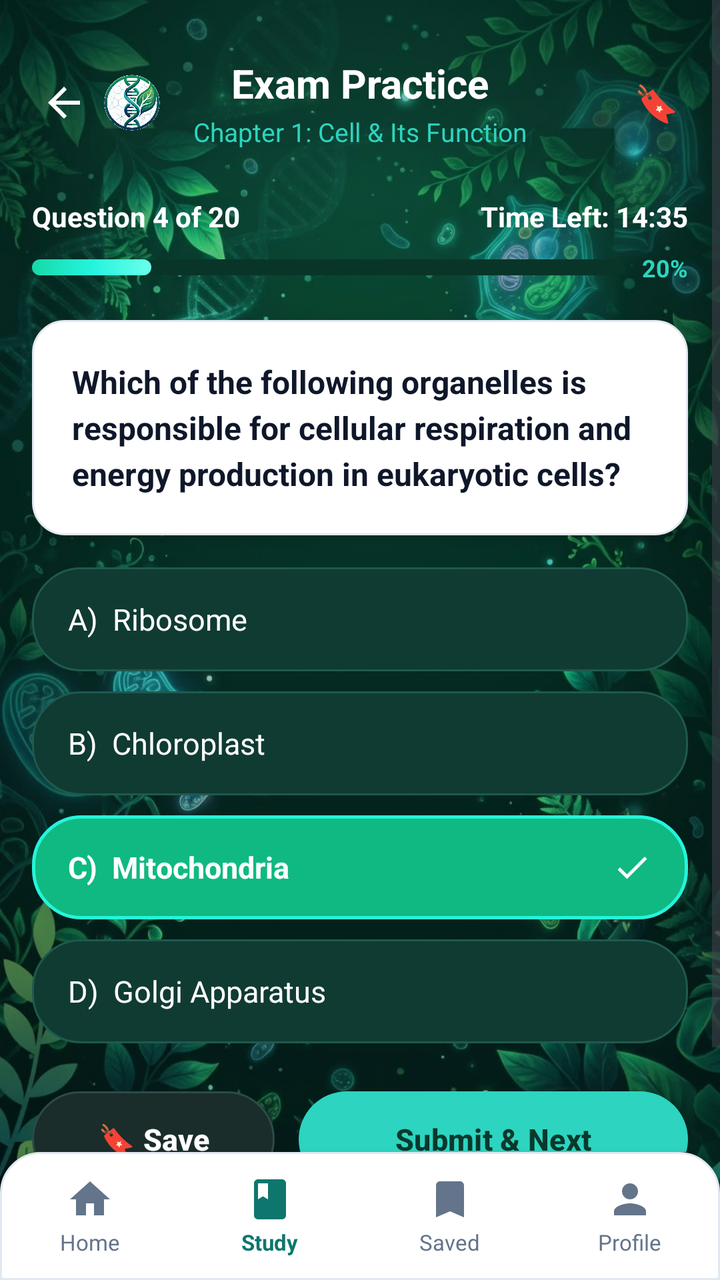
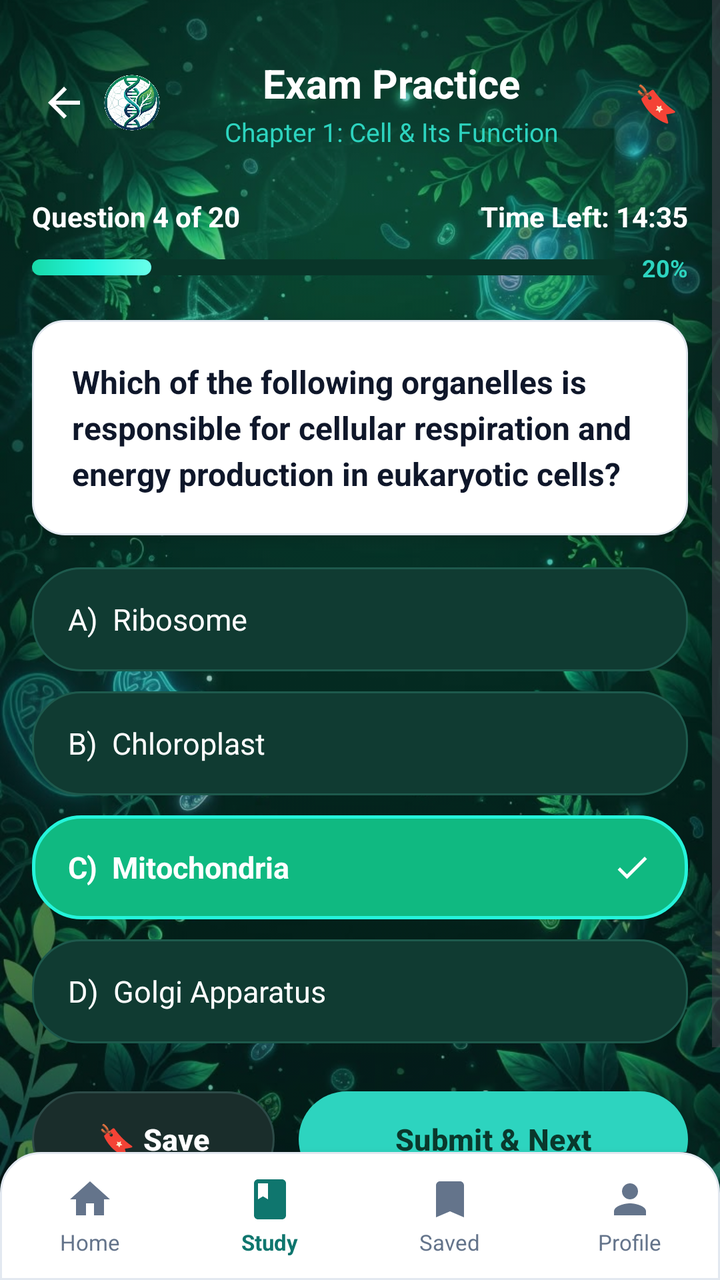

Two renders of the same Android screen: before a commit and after it. Below are the layout's source before the change and the commit's diff.
<!-- AndroidManifest.xml: application theme Theme.BioPrepAcademicStudyGuide -->
<!-- res/layout/activity_quiz.xml -->
<?xml version="1.0" encoding="utf-8"?>
<androidx.constraintlayout.widget.ConstraintLayout xmlns:android="http://schemas.android.com/apk/res/android"
    xmlns:app="http://schemas.android.com/apk/res-auto"
    xmlns:tools="http://schemas.android.com/tools"
    android:id="@+id/layoutQuizRoot"
    android:layout_width="match_parent"
    android:layout_height="match_parent"
    android:background="@color/bio_surface">

    
    <ImageView
        android:id="@+id/ivQuizBackground"
        android:layout_width="0dp"
        android:layout_height="0dp"
        android:alpha="0.85"
        android:importantForAccessibility="no"
        android:scaleType="centerCrop"
        android:src="@drawable/bg_stitch_biology"
        app:layout_constraintBottom_toBottomOf="parent"
        app:layout_constraintEnd_toEndOf="parent"
        app:layout_constraintStart_toStartOf="parent"
        app:layout_constraintTop_toTopOf="parent" />

    <View
        android:layout_width="0dp"
        android:layout_height="0dp"
        android:background="#22001713"
        app:layout_constraintBottom_toBottomOf="parent"
        app:layout_constraintEnd_toEndOf="parent"
        app:layout_constraintStart_toStartOf="parent"
        app:layout_constraintTop_toTopOf="parent" />

    
    <ScrollView
        android:layout_width="0dp"
        android:layout_height="0dp"
        android:fillViewport="true"
        app:layout_constraintBottom_toTopOf="@id/bottomNavBar"
        app:layout_constraintEnd_toEndOf="parent"
        app:layout_constraintStart_toStartOf="parent"
        app:layout_constraintTop_toTopOf="parent">

        <LinearLayout
            android:layout_width="match_parent"
            android:layout_height="wrap_content"
            android:orientation="vertical"
            android:paddingStart="16dp"
            android:paddingTop="24dp"
            android:paddingEnd="16dp"
            android:paddingBottom="24dp">

            
            <androidx.constraintlayout.widget.ConstraintLayout
                android:layout_width="match_parent"
                android:layout_height="wrap_content"
                android:paddingTop="4dp"
                android:paddingBottom="8dp">

                
                <LinearLayout
                    android:layout_width="wrap_content"
                    android:layout_height="wrap_content"
                    android:gravity="center_vertical"
                    android:orientation="horizontal"
                    app:layout_constraintBottom_toBottomOf="parent"
                    app:layout_constraintStart_toStartOf="parent"
                    app:layout_constraintTop_toTopOf="parent">

                    <ImageButton
                        android:id="@+id/btnQuizBack"
                        android:layout_width="32dp"
                        android:layout_height="32dp"
                        android:background="?attr/selectableItemBackgroundBorderless"
                        android:contentDescription="Back"
                        android:src="@drawable/ic_arrow_back"
                        app:tint="@color/white" />

                    <ImageView
                        android:layout_width="28dp"
                        android:layout_height="28dp"
                        android:layout_marginStart="4dp"
                        android:contentDescription="BioPrep App Logo"
                        android:src="@drawable/app_logo" />
                </LinearLayout>

                
                <LinearLayout
                    android:layout_width="wrap_content"
                    android:layout_height="wrap_content"
                    android:gravity="center"
                    android:orientation="vertical"
                    app:layout_constraintBottom_toBottomOf="parent"
                    app:layout_constraintEnd_toEndOf="parent"
                    app:layout_constraintStart_toStartOf="parent"
                    app:layout_constraintTop_toTopOf="parent">

                    <TextView
                        android:id="@+id/tvQuizMainTitle"
                        android:layout_width="wrap_content"
                        android:layout_height="wrap_content"
                        android:text="Exam Practice"
                        android:textColor="@color/white"
                        android:textSize="20sp"
                        android:textStyle="bold" />

                    <TextView
                        android:id="@+id/tvChapterTitle"
                        android:layout_width="wrap_content"
                        android:layout_height="wrap_content"
                        android:layout_marginTop="2dp"
                        android:text="Chapter 1: Cell &amp; Its Function"
                        android:textColor="@color/bio_mint_accent"
                        android:textSize="13sp" />
                </LinearLayout>

                <TextView
                    android:id="@+id/btnQuizBookmark"
                    android:layout_width="32dp"
                    android:layout_height="32dp"
                    android:gravity="center"
                    android:text="🔖"
                    android:textSize="18sp"
                    app:layout_constraintBottom_toBottomOf="parent"
                    app:layout_constraintEnd_toEndOf="parent"
                    app:layout_constraintTop_toTopOf="parent" />

            </androidx.constraintlayout.widget.ConstraintLayout>

            
            <LinearLayout
                android:layout_width="match_parent"
                android:layout_height="wrap_content"
                android:layout_marginTop="16dp"
                android:gravity="center_vertical"
                android:orientation="horizontal">

                <TextView
                    android:id="@+id/tvProgress"
                    android:layout_width="0dp"
                    android:layout_height="wrap_content"
                    android:layout_weight="1"
                    android:text="Question 4 of 20"
                    android:textColor="@color/white"
                    android:textSize="14sp"
                    android:textStyle="bold" />

                <TextView
                    android:id="@+id/tvTimerRemaining"
                    android:layout_width="wrap_content"
                    android:layout_height="wrap_content"
                    android:text="Time Left: 14:35"
                    android:textColor="@color/white"
                    android:textSize="14sp"
                    android:textStyle="bold" />
            </LinearLayout>

            
            <LinearLayout
                android:layout_width="match_parent"
                android:layout_height="wrap_content"
                android:layout_marginTop="8dp"
                android:gravity="center_vertical"
                android:orientation="horizontal">

                <ProgressBar
                    android:id="@+id/pbQuizProgress"
                    style="?android:attr/progressBarStyleHorizontal"
                    android:layout_width="0dp"
                    android:layout_height="8dp"
                    android:layout_weight="1"
                    android:max="100"
                    android:progress="20"
                    android:progressDrawable="@drawable/progress_bar_cyan" />

                <TextView
                    android:id="@+id/tvProgressPercentText"
                    android:layout_width="wrap_content"
                    android:layout_height="wrap_content"
                    android:layout_marginStart="8dp"
                    android:text="20%"
                    android:textColor="@color/bio_mint_accent"
                    android:textSize="12sp"
                    android:textStyle="bold" />
            </LinearLayout>

            
            <LinearLayout
                android:id="@+id/cardQuestion"
                android:layout_width="match_parent"
                android:layout_height="wrap_content"
                android:layout_marginTop="18dp"
                android:background="@drawable/bg_card_white"
                android:elevation="4dp"
                android:orientation="vertical"
                android:padding="20dp">

                <TextView
                    android:id="@+id/tvQuizQuestion"
                    android:layout_width="match_parent"
                    android:layout_height="wrap_content"
                    android:lineSpacingExtra="4dp"
                    android:text="Which of the following organelles is responsible for cellular respiration and energy production in eukaryotic cells?"
                    android:textColor="@color/bio_card_text_dark"
                    android:textSize="16sp"
                    android:textStyle="bold" />
            </LinearLayout>

            
            <LinearLayout
                android:layout_width="match_parent"
                android:layout_height="wrap_content"
                android:layout_marginTop="16dp"
                android:orientation="vertical">

                
                <LinearLayout
                    android:id="@+id/btnOptionA"
                    android:layout_width="match_parent"
                    android:layout_height="52dp"
                    android:background="@drawable/bg_btn_option_unselected"
                    android:clickable="true"
                    android:focusable="true"
                    android:gravity="center_vertical"
                    android:orientation="horizontal"
                    android:paddingStart="18dp"
                    android:paddingEnd="18dp">

                    <TextView
                        android:id="@+id/tvOptionAText"
                        android:layout_width="0dp"
                        android:layout_height="wrap_content"
                        android:layout_weight="1"
                        android:text="A)  Ribosome"
                        android:textColor="@color/white"
                        android:textSize="15sp" />

                    <ImageView
                        android:id="@+id/ivCheckA"
                        android:layout_width="20dp"
                        android:layout_height="20dp"
                        android:src="@drawable/ic_check_clean"
                        android:visibility="gone" />
                </LinearLayout>

                
                <LinearLayout
                    android:id="@+id/btnOptionB"
                    android:layout_width="match_parent"
                    android:layout_height="52dp"
                    android:layout_marginTop="10dp"
                    android:background="@drawable/bg_btn_option_unselected"
                    android:clickable="true"
                    android:focusable="true"
                    android:gravity="center_vertical"
                    android:orientation="horizontal"
                    android:paddingStart="18dp"
                    android:paddingEnd="18dp">

                    <TextView
                        android:id="@+id/tvOptionBText"
                        android:layout_width="0dp"
                        android:layout_height="wrap_content"
                        android:layout_weight="1"
                        android:text="B)  Chloroplast"
                        android:textColor="@color/white"
                        android:textSize="15sp" />

                    <ImageView
                        android:id="@+id/ivCheckB"
                        android:layout_width="20dp"
                        android:layout_height="20dp"
                        android:src="@drawable/ic_check_clean"
                        android:visibility="gone" />
                </LinearLayout>

                
                <LinearLayout
                    android:id="@+id/btnOptionC"
                    android:layout_width="match_parent"
                    android:layout_height="52dp"
                    android:layout_marginTop="10dp"
                    android:background="@drawable/bg_btn_option_selected"
                    android:clickable="true"
                    android:focusable="true"
                    android:gravity="center_vertical"
                    android:orientation="horizontal"
                    android:paddingStart="18dp"
                    android:paddingEnd="18dp">

                    <TextView
                        android:id="@+id/tvOptionCText"
                        android:layout_width="0dp"
                        android:layout_height="wrap_content"
                        android:layout_weight="1"
                        android:text="C)  Mitochondria"
                        android:textColor="@color/white"
                        android:textSize="15sp"
                        android:textStyle="bold" />

                    <ImageView
                        android:id="@+id/ivCheckC"
                        android:layout_width="20dp"
                        android:layout_height="20dp"
                        android:src="@drawable/ic_check_clean"
                        android:visibility="visible" />
                </LinearLayout>

                
                <LinearLayout
                    android:id="@+id/btnOptionD"
                    android:layout_width="match_parent"
                    android:layout_height="52dp"
                    android:layout_marginTop="10dp"
                    android:background="@drawable/bg_btn_option_unselected"
                    android:clickable="true"
                    android:focusable="true"
                    android:gravity="center_vertical"
                    android:orientation="horizontal"
                    android:paddingStart="18dp"
                    android:paddingEnd="18dp">

                    <TextView
                        android:id="@+id/tvOptionDText"
                        android:layout_width="0dp"
                        android:layout_height="wrap_content"
                        android:layout_weight="1"
                        android:text="D)  Golgi Apparatus"
                        android:textColor="@color/white"
                        android:textSize="15sp" />

                    <ImageView
                        android:id="@+id/ivCheckD"
                        android:layout_width="20dp"
                        android:layout_height="20dp"
                        android:src="@drawable/ic_check_clean"
                        android:visibility="gone" />
                </LinearLayout>

            </LinearLayout>

            
            <LinearLayout
                android:layout_width="match_parent"
                android:layout_height="wrap_content"
                android:layout_marginTop="24dp"
                android:orientation="horizontal">

                
                <Button
                    android:id="@+id/btnQuizSkip"
                    android:layout_width="0dp"
                    android:layout_height="48dp"
                    android:layout_weight="1"
                    android:background="@drawable/bg_pill_dark_teal"
                    android:text="🔖 Save"
                    android:textAllCaps="false"
                    android:textColor="@color/white"
                    android:textSize="15sp"
                    android:textStyle="bold"
                    app:backgroundTint="@null" />

                
                <Button
                    android:id="@+id/btnQuizSubmit"
                    android:layout_width="0dp"
                    android:layout_height="48dp"
                    android:layout_marginStart="12dp"
                    android:layout_weight="1.6"
                    android:background="@drawable/bg_pill_cyan"
                    android:text="Submit &amp; Next"
                    android:textAllCaps="false"
                    android:textColor="#0A382C"
                    android:textSize="15sp"
                    android:textStyle="bold"
                    app:backgroundTint="@null" />
            </LinearLayout>

            
            <androidx.recyclerview.widget.RecyclerView
                android:id="@+id/rvQuestions"
                android:layout_width="match_parent"
                android:layout_height="wrap_content"
                android:visibility="gone" />

            <TextView
                android:id="@+id/tvEmptyQuiz"
                android:layout_width="wrap_content"
                android:layout_height="wrap_content"
                android:visibility="gone" />

            <Button
                android:id="@+id/btnPrev"
                android:layout_width="wrap_content"
                android:layout_height="wrap_content"
                android:visibility="gone" />

            <Button
                android:id="@+id/btnNext"
                android:layout_width="wrap_content"
                android:layout_height="wrap_content"
                android:visibility="gone" />

            <Button
                android:id="@+id/btnSubmit"
                android:layout_width="wrap_content"
                android:layout_height="wrap_content"
                android:visibility="gone" />

            <Button
                android:id="@+id/btnTimerStart"
                android:layout_width="wrap_content"
                android:layout_height="wrap_content"
                android:visibility="gone" />

            <Button
                android:id="@+id/btnTimerPause"
                android:layout_width="wrap_content"
                android:layout_height="wrap_content"
                android:visibility="gone" />

            <Button
                android:id="@+id/btnTimerResume"
                android:layout_width="wrap_content"
                android:layout_height="wrap_content"
                android:visibility="gone" />

            <Button
                android:id="@+id/btnTimerStop"
                android:layout_width="wrap_content"
                android:layout_height="wrap_content"
                android:visibility="gone" />

            <View
                android:layout_width="match_parent"
                android:layout_height="16dp" />

        </LinearLayout>
    </ScrollView>

    
    <LinearLayout
        android:id="@+id/bottomNavBar"
        android:layout_width="0dp"
        android:layout_height="64dp"
        android:background="@drawable/bg_bottom_nav_dock"
        android:elevation="8dp"
        android:gravity="center_vertical"
        android:orientation="horizontal"
        app:layout_constraintBottom_toBottomOf="parent"
        app:layout_constraintEnd_toEndOf="parent"
        app:layout_constraintStart_toStartOf="parent">

        
        <LinearLayout
            android:id="@+id/navTabHome"
            android:layout_width="0dp"
            android:layout_height="match_parent"
            android:layout_weight="1"
            android:gravity="center"
            android:orientation="vertical">

            <ImageView
                android:layout_width="24dp"
                android:layout_height="24dp"
                android:src="@drawable/ic_home_nav"
                app:tint="@color/bio_nav_inactive" />

            <TextView
                android:layout_width="wrap_content"
                android:layout_height="wrap_content"
                android:layout_marginTop="2dp"
                android:text="Home"
                android:textColor="@color/bio_nav_inactive"
                android:textSize="11sp" />
        </LinearLayout>

        
        <LinearLayout
            android:id="@+id/navTabStudy"
            android:layout_width="0dp"
            android:layout_height="match_parent"
            android:layout_weight="1"
            android:gravity="center"
            android:orientation="vertical">

            <ImageView
                android:layout_width="24dp"
                android:layout_height="24dp"
                android:src="@drawable/ic_study_nav"
                app:tint="@color/bio_nav_active" />

            <TextView
                android:layout_width="wrap_content"
                android:layout_height="wrap_content"
                android:layout_marginTop="2dp"
                android:text="Study"
                android:textColor="@color/bio_nav_active"
                android:textSize="11sp"
                android:textStyle="bold" />
        </LinearLayout>

        
        <LinearLayout
            android:id="@+id/navTabSaved"
            android:layout_width="0dp"
            android:layout_height="match_parent"
            android:layout_weight="1"
            android:gravity="center"
            android:orientation="vertical">

            <ImageView
                android:layout_width="24dp"
                android:layout_height="24dp"
                android:src="@drawable/ic_saved_nav" />

            <TextView
                android:layout_width="wrap_content"
                android:layout_height="wrap_content"
                android:layout_marginTop="2dp"
                android:text="Saved"
                android:textColor="@color/bio_nav_inactive"
                android:textSize="11sp" />
        </LinearLayout>

        
        <LinearLayout
            android:id="@+id/navTabProfile"
            android:layout_width="0dp"
            android:layout_height="match_parent"
            android:layout_weight="1"
            android:gravity="center"
            android:orientation="vertical">

            <ImageView
                android:layout_width="24dp"
                android:layout_height="24dp"
                android:src="@drawable/ic_profile_nav" />

            <TextView
                android:layout_width="wrap_content"
                android:layout_height="wrap_content"
                android:layout_marginTop="2dp"
                android:text="Profile"
                android:textColor="@color/bio_nav_inactive"
                android:textSize="11sp" />
        </LinearLayout>

    </LinearLayout>

</androidx.constraintlayout.widget.ConstraintLayout>
<!-- resources referenced by this layout -->
<resources>
  <color name="bio_card_text_dark">#0F172A</color>
  <color name="bio_mint_accent">#2DD4BF</color>
  <color name="bio_nav_active">#0F766E</color>
  <color name="bio_nav_inactive">#64748B</color>
  <color name="bio_surface">#001713</color>
  <color name="white">#FFFFFFFF</color>
  <!-- drawable bg_btn_option_selected (drawable) -->
  <?xml version="1.0" encoding="utf-8"?>
  <shape xmlns:android="http://schemas.android.com/apk/res/android"
      android:shape="rectangle">
      <solid android:color="@color/bio_emerald_btn" />
      <corners android:radius="24dp" />
      <stroke
          android:width="1.5dp"
          android:color="@color/bio_neon_cyan" />
  </shape>
  <!-- drawable bg_btn_option_unselected (drawable) -->
  <?xml version="1.0" encoding="utf-8"?>
  <shape xmlns:android="http://schemas.android.com/apk/res/android"
      android:shape="rectangle">
      <solid android:color="@color/bio_option_bg" />
      <corners android:radius="24dp" />
      <stroke
          android:width="1dp"
          android:color="@color/bio_option_stroke" />
  </shape>
  <!-- drawable bg_card_white (drawable) -->
  <?xml version="1.0" encoding="utf-8"?>
  <shape xmlns:android="http://schemas.android.com/apk/res/android"
      android:shape="rectangle">
      <solid android:color="@color/bio_card_white" />
      <corners android:radius="16dp" />
      <stroke
          android:width="1dp"
          android:color="#E2E8F0" />
  </shape>
  <!-- drawable bg_pill_cyan (drawable) -->
  <?xml version="1.0" encoding="utf-8"?>
  <shape xmlns:android="http://schemas.android.com/apk/res/android"
      android:shape="rectangle">
      <solid android:color="@color/bio_mint_accent" />
      <corners android:radius="24dp" />
  </shape>
  <!-- drawable bg_pill_dark_teal (drawable) -->
  <?xml version="1.0" encoding="utf-8"?>
  <shape xmlns:android="http://schemas.android.com/apk/res/android"
      android:shape="rectangle">
      <solid android:color="#1A2D2B" />
      <corners android:radius="24dp" />
      <stroke android:width="1dp" android:color="#2D4A47" />
  </shape>
  <!-- drawable ic_check_clean (drawable) -->
  <vector xmlns:android="http://schemas.android.com/apk/res/android"
      android:width="24dp"
      android:height="24dp"
      android:viewportWidth="24"
      android:viewportHeight="24">
      <path
          android:fillColor="#FFFFFF"
          android:pathData="M9,16.2L4.8,12l-1.4,1.4L9,19 21,7l-1.4,-1.4L9,16.2z" />
  </vector>
  <!-- drawable ic_home_nav (drawable) -->
  <vector xmlns:android="http://schemas.android.com/apk/res/android"
      android:width="24dp"
      android:height="24dp"
      android:viewportWidth="24"
      android:viewportHeight="24">
      <path
          android:fillColor="#0F766E"
          android:pathData="M10,20v-6h4v6h5v-8h3L12,3 2,12h3v8z" />
  </vector>
  <!-- drawable ic_saved_nav (drawable) -->
  <vector xmlns:android="http://schemas.android.com/apk/res/android"
      android:width="24dp"
      android:height="24dp"
      android:viewportWidth="24"
      android:viewportHeight="24">
      <path
          android:fillColor="#64748B"
          android:pathData="M17,3H7c-1.1,0 -1.99,0.9 -1.99,2L5,21l7,-3 7,3V5c0,-1.1 -0.9,-2 -2,-2z" />
  </vector>
  <style name="Theme.BioPrepAcademicStudyGuide" parent="Base.Theme.BioPrepAcademicStudyGuide" />
  <color name="bio_nav_dock_bg">#FFFFFF</color>
  <color name="bio_emerald_btn">#10B981</color>
  <color name="bio_neon_cyan">#25F4DB</color>
  <color name="bio_option_bg">#103B32</color>
  <color name="bio_option_stroke">#1E5A4D</color>
  <color name="bio_card_white">#FFFFFF</color>
  <style name="Base.Theme.BioPrepAcademicStudyGuide" parent="Theme.Material3.DayNight.NoActionBar">
          
          
      </style>
  <!-- unchanged entries left out for length: 7 -->
</resources>

<!-- the commit's change to res/layout/activity_quiz.xml (unified diff, before → after) -->
@@ -58,6 +58,7 @@
 
                 
                 <LinearLayout
+                    android:id="@+id/layoutQuizBackGroup"
                     android:layout_width="wrap_content"
                     android:layout_height="wrap_content"
                     android:gravity="center_vertical"
@@ -85,19 +86,22 @@
 
                 
                 <LinearLayout
-                    android:layout_width="wrap_content"
+                    android:layout_width="0dp"
                     android:layout_height="wrap_content"
+                    android:layout_marginStart="8dp"
+                    android:layout_marginEnd="8dp"
                     android:gravity="center"
                     android:orientation="vertical"
                     app:layout_constraintBottom_toBottomOf="parent"
-                    app:layout_constraintEnd_toEndOf="parent"
-                    app:layout_constraintStart_toStartOf="parent"
+                    app:layout_constraintEnd_toStartOf="@id/btnQuizBookmark"
+                    app:layout_constraintStart_toEndOf="@id/layoutQuizBackGroup"
                     app:layout_constraintTop_toTopOf="parent">
 
                     <TextView
                         android:id="@+id/tvQuizMainTitle"
                         android:layout_width="wrap_content"
                         android:layout_height="wrap_content"
+                        android:gravity="center"
                         android:text="Exam Practice"
                         android:textColor="@color/white"
                         android:textSize="20sp"
@@ -108,6 +112,9 @@
                         android:layout_width="wrap_content"
                         android:layout_height="wrap_content"
                         android:layout_marginTop="2dp"
+                        android:ellipsize="end"
+                        android:gravity="center"
+                        android:maxLines="2"
                         android:text="Chapter 1: Cell &amp; Its Function"
                         android:textColor="@color/bio_mint_accent"
                         android:textSize="13sp" />
